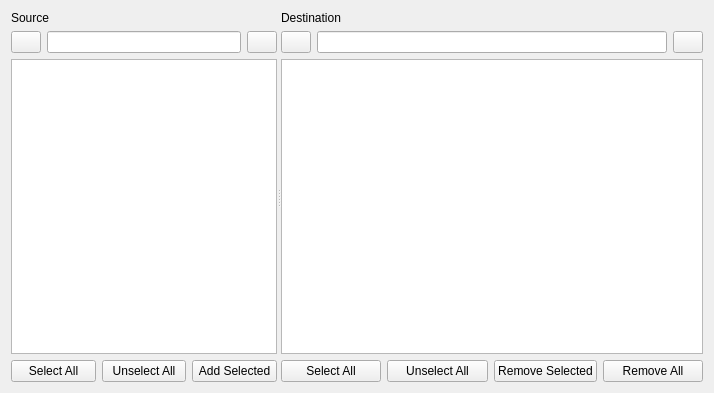
Qt form Libs/UserInterfaces/SourceBrowser.ui (AltaArts/SourceTab--Prism-Plugin) before a commit.
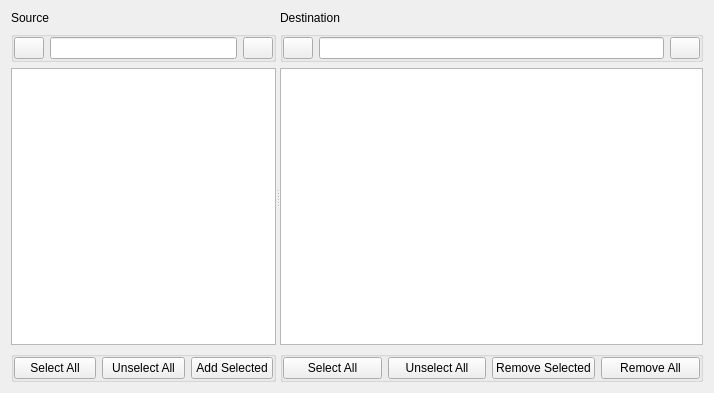
The same form after that commit.

Commit message: UI Improvements - UI Locking #32 and Re-Added Styling to FileTiles

What changed in the file:
```diff
--- a/Libs/UserInterfaces/SourceBrowser.ui
+++ b/Libs/UserInterfaces/SourceBrowser.ui
@@ -16,6 +16,9 @@
   <layout class="QHBoxLayout" name="horizontalLayout">
    <item>
     <widget class="QSplitter" name="splitter">
+     <property name="orientation">
+      <enum>Qt::Horizontal</enum>
+     </property>
      <widget class="QWidget" name="w_source" native="true">
       <property name="sizePolicy">
        <sizepolicy hsizetype="Preferred" vsizetype="Preferred">
@@ -48,7 +51,20 @@
         </layout>
        </item>
        <item>
+        <widget class="QGroupBox" name="gb_sourcePath">
         <layout class="QHBoxLayout" name="lo_sourcePath">
+          <property name="leftMargin">
+           <number>0</number>
+          </property>
+          <property name="topMargin">
+           <number>0</number>
+          </property>
+          <property name="rightMargin">
+           <number>0</number>
+          </property>
+          <property name="bottomMargin">
+           <number>0</number>
+          </property>
          <item>
           <widget class="QPushButton" name="b_sourcePathUp">
            <property name="sizePolicy">
@@ -106,6 +122,7 @@
           </widget>
          </item>
         </layout>
+        </widget>
        </item>
        <item>
         <widget class="QTableWidget" name="tw_source">
@@ -118,7 +135,20 @@
         </widget>
        </item>
        <item>
+        <widget class="QGroupBox" name="gb_sourceFooter">
         <layout class="QHBoxLayout" name="lo_sourceFooter">
+          <property name="leftMargin">
+           <number>0</number>
+          </property>
+          <property name="topMargin">
+           <number>0</number>
+          </property>
+          <property name="rightMargin">
+           <number>0</number>
+          </property>
+          <property name="bottomMargin">
+           <number>0</number>
+          </property>
          <item>
           <widget class="QPushButton" name="b_source_checkAll">
            <property name="text">
@@ -141,6 +171,7 @@
           </widget>
          </item>
         </layout>
+        </widget>
        </item>
       </layout>
      </widget>
@@ -176,7 +207,20 @@
         </layout>
        </item>
        <item>
+        <widget class="QGroupBox" name="gb_destPath">
         <layout class="QHBoxLayout" name="lo_destPath">
+          <property name="leftMargin">
+           <number>0</number>
+          </property>
+          <property name="topMargin">
+           <number>0</number>
+          </property>
+          <property name="rightMargin">
+           <number>0</number>
+          </property>
+          <property name="bottomMargin">
+           <number>0</number>
+          </property>
          <item>
           <widget class="QPushButton" name="b_destPathUp">
            <property name="sizePolicy">
@@ -231,6 +275,7 @@
           </widget>
          </item>
         </layout>
+        </widget>
        </item>
        <item>
         <widget class="QTableWidget" name="tw_destination">
@@ -249,7 +294,20 @@
         </widget>
        </item>
        <item>
+        <widget class="QGroupBox" name="gb_destFooter">
         <layout class="QHBoxLayout" name="lo_destFooter">
+          <property name="leftMargin">
+           <number>0</number>
+          </property>
+          <property name="topMargin">
+           <number>0</number>
+          </property>
+          <property name="rightMargin">
+           <number>0</number>
+          </property>
+          <property name="bottomMargin">
+           <number>0</number>
+          </property>
          <item>
           <widget class="QPushButton" name="b_dest_checkAll">
            <property name="text">
@@ -279,6 +337,7 @@
           </widget>
          </item>
         </layout>
+        </widget>
        </item>
       </layout>
      </widget>
```
Left out of the diff: 4 changed lines with no effect on the pictures. Lines whose indentation alone changed are shown as unchanged. The commit also changes 5 other files.
